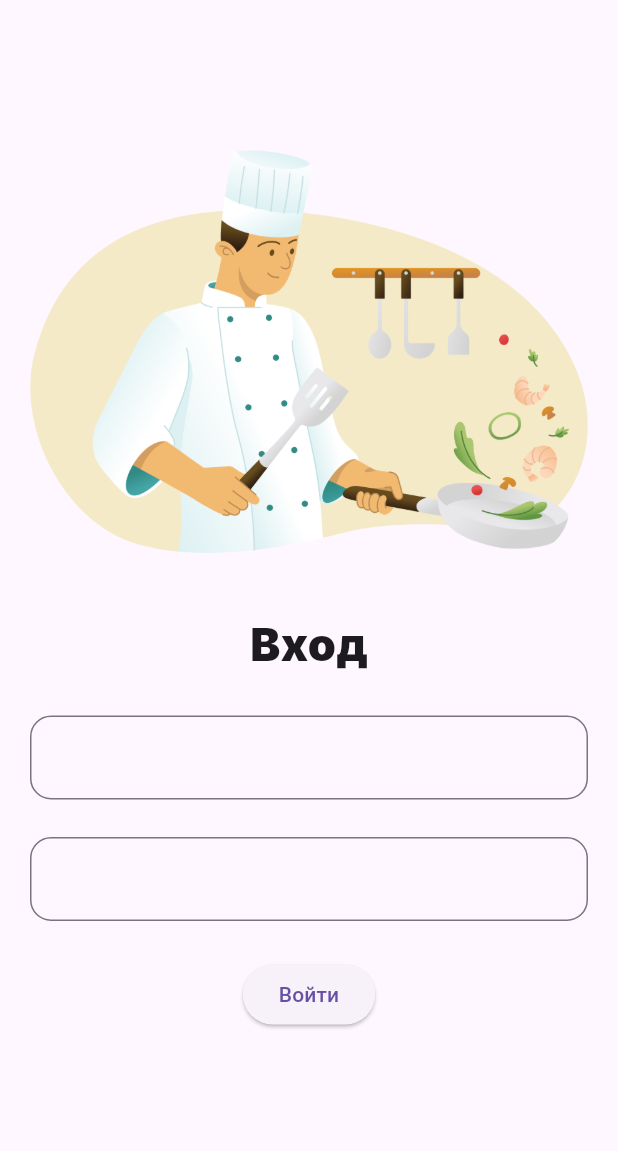
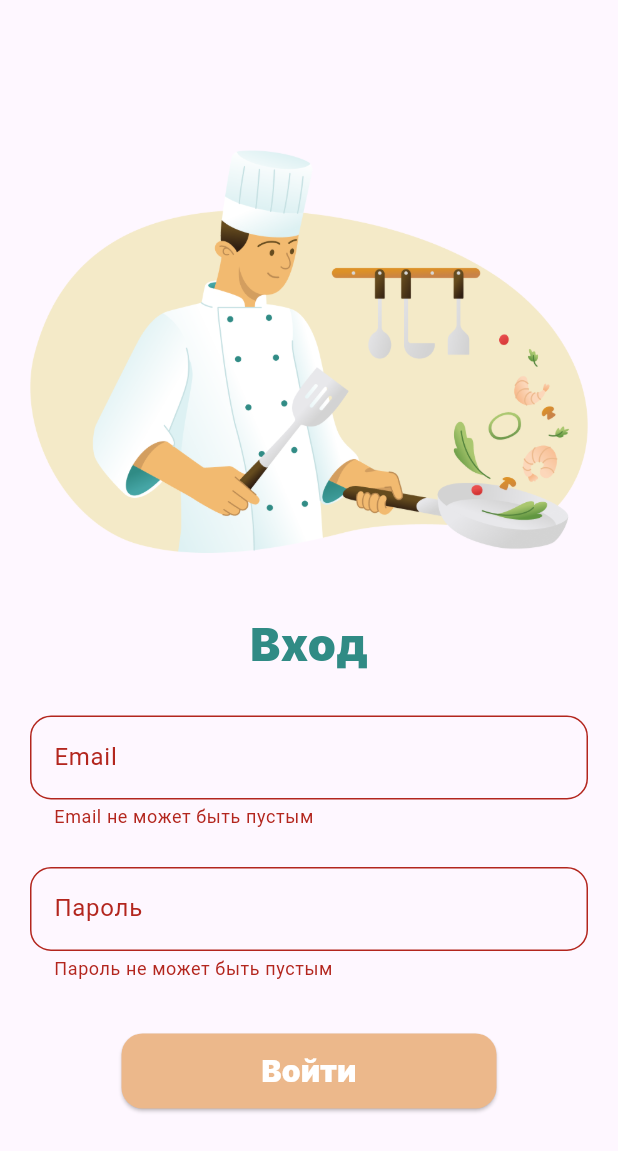
Before and after one commit to Maksi-GitHub/culinar, a Flutter app: the screen it shows after launch, after a tap on "Войти", on a phone screen of 412 x 824 dp. Shown: the top 1151 px of the screen. Run offline on Flutter 3.47's test engine with Material 3 defaults, Android fonts, the phone set to English and light mode, and no system bars; our stand-ins replace bloc, cloud_firestore, firebase_auth, firebase_core, flutter_bloc, freezed_annotation and 1 more; accounts and stored records are empty.

Commit message:
Работающая страница входа

```diff
--- a/lib/app/app_view.dart
+++ b/lib/app/app_view.dart
@@ -48,13 +48,12 @@ class HomeScreen extends StatelessWidget {
   Widget build(BuildContext context) {
     return Scaffold(
       appBar: AppBar(
-        title: const Text('Welcome, you are In !'),
         actions: [
           IconButton(
               onPressed: () {
                 context.read<AuthBloc>().add(const UserSignedOut());
               },
-              icon: Icon(Icons.login))
+              icon: const Icon(Icons.login))
         ],
       ),
     );
--- a/lib/feature/auth/UI/components/my_text_filled.dart
+++ /dev/null
@@ -1,25 +0,0 @@
-import 'package:flutter/material.dart';
-
-class MyTextFromField extends StatelessWidget {
-  final TextEditingController controller;
-
-  const MyTextFromField({
-    required this.controller,
-    super.key,
-  });
-
-  @override
-  Widget build(BuildContext context) {
-    return Padding(
-      padding: const EdgeInsets.symmetric(horizontal: 20),
-      child: TextFormField(
-        controller: controller,
-        decoration: const InputDecoration(
-          border: OutlineInputBorder(
-            borderRadius: BorderRadius.all(Radius.circular(14)),
-          ),
-        ),
-      ),
-    );
-  }
-}
--- a/lib/feature/auth/UI/screens/sign_in_screen.dart
+++ b/lib/feature/auth/UI/screens/sign_in_screen.dart
@@ -1,5 +1,5 @@
 import 'package:culinar/app/app_view.dart';
-import 'package:culinar/feature/auth/UI/components/my_text_filled.dart';
+import 'package:culinar/feature/auth/UI/widgets/my_text_filled.dart';
 import 'package:culinar/feature/auth/blocs/sign_in_bloc/sign_in_bloc.dart';
 import 'package:flutter/material.dart';
 import 'package:flutter_bloc/flutter_bloc.dart';
@@ -15,6 +15,7 @@ class SignInScreen extends StatefulWidget {
 class _SignInScreenState extends State<SignInScreen> {
   final TextEditingController _emailController = TextEditingController();
   final TextEditingController _passwordController = TextEditingController();
+  final GlobalKey<FormState> _formKey = GlobalKey<FormState>();
 
   @override
   void dispose() {
@@ -31,9 +32,20 @@ class _SignInScreenState extends State<SignInScreen> {
           Navigator.pushReplacement(context,
               MaterialPageRoute(builder: (context) => const AppView()));
         }
+        if (state is SignInFailure) {
+          ScaffoldMessenger.of(context)
+            ..hideCurrentSnackBar()
+            ..showSnackBar(
+              SnackBar(
+                content: Text(state.error),
+              ),
+            );
+        }
       },
       child: Scaffold(
         body: SingleChildScrollView(
+          child: Form(
+            key: _formKey,
             child: Column(
               children: [
                 const Padding(
@@ -46,27 +58,68 @@ class _SignInScreenState extends State<SignInScreen> {
                   'Вход',
                   style: GoogleFonts.inter(
                     textStyle: const TextStyle(
-                          fontSize: 30, fontWeight: FontWeight.w900)),
+                        fontSize: 30, fontWeight: FontWeight.w900, color: Color(0xFF308B85)),
+                  ),
                 ),
                 const SizedBox(height: 25),
-                MyTextFromField(
+                MyTextFormField(
+                  labelText: 'Email',
                   controller: _emailController,
+                  validator: (value) {
+                    if (value == null || value.isEmpty) {
+                      return 'Email не может быть пустым';
+                    }
+                    if (!value.contains('@')) {
+                      return 'Неверный Email';
+                    }
+                    return null;
+                  },
                 ),
                 const SizedBox(height: 25),
-                MyTextFromField(
+                MyTextFormField(
+                    labelText: 'Пароль',
                     controller: _passwordController,
-                ),
-                const SizedBox(height: 25),
-                ElevatedButton(
+                    isPassword: true,
+                    validator: (value) {
+                      if (value == null || value.isEmpty) {
+                        return 'Пароль не может быть пустым';
+                      }
+                      return null;
+                    },
+                    decoration: InputDecoration(
+                        suffixIcon: IconButton(
+                            onPressed: () {},
+                            icon: const Icon(Icons.remove_red_eye)))),
+                const SizedBox(height: 35),
+                SizedBox(
+                  width: 250,
+                  height: 50,
+                  child: ElevatedButton(
+                    style: ElevatedButton.styleFrom(
+                      backgroundColor: const Color(0xFFECB88B),
+                        shape: RoundedRectangleBorder(
+                            borderRadius: BorderRadius.circular(14))),
                     onPressed: () {
+                      if (_formKey.currentState!.validate()) {
                         context.read<SignInBloc>().add(SignInRequested(
                               email: _emailController.text,
-                          password: _passwordController.text));
+                              password: _passwordController.text,
+                            ));
+                      }
                     },
-                    child: const Text('Войти')),
+                    child: Text('Войти',
+                        style: GoogleFonts.inter(
+                          textStyle: const TextStyle(
+                              fontSize: 20, fontWeight: FontWeight.w900,
+                              color: Colors.white),
+                        )),
+                  ),
+                ),
               ],
             ),
           ),
-        ));
+        ),
+      ),
+    );
   }
 }
--- /dev/null
+++ b/lib/feature/auth/UI/widgets/my_text_filled.dart
@@ -0,0 +1,35 @@
+import 'package:flutter/material.dart';
+
+class MyTextFormField extends StatelessWidget {
+  final String labelText;
+  final TextEditingController controller;
+  final bool isPassword;
+  final String? Function(String?)? validator;
+   final InputDecoration? decoration;
+
+  const MyTextFormField({super.key,
+    required this.labelText,
+    required this.controller,
+    this.isPassword = false,
+    this.validator,
+    this.decoration,
+  });
+
+  @override
+  Widget build(BuildContext context) {
+    return Padding(
+      padding: const EdgeInsets.symmetric(horizontal: 20),
+      child: TextFormField(
+        controller: controller,
+        obscureText: isPassword,
+        decoration: InputDecoration(
+          labelText: labelText,
+          border: const OutlineInputBorder(
+            borderRadius: BorderRadius.all(Radius.circular(14.0)),
+          ),
+        ),
+        validator: validator,
+      ),
+    );
+  }
+}
--- a/lib/feature/auth/blocs/sign_in_bloc/sign_in_bloc.dart
+++ b/lib/feature/auth/blocs/sign_in_bloc/sign_in_bloc.dart
@@ -22,7 +22,7 @@ class SignInBloc extends Bloc<SignInEvent, SignInState> {
         if (user != null) {
           emit(SignInSuccess(user));
         } else {
-          emit(const SignInFailure("Ошибка при входе в систему"));
+          emit(const SignInFailure("Неправильно введен email или пароль"));
         }
       } catch (e) {
         emit(SignInFailure("Ошибка при входе в систему:$e"));
```
Lines whose indentation alone changed are shown as unchanged.
